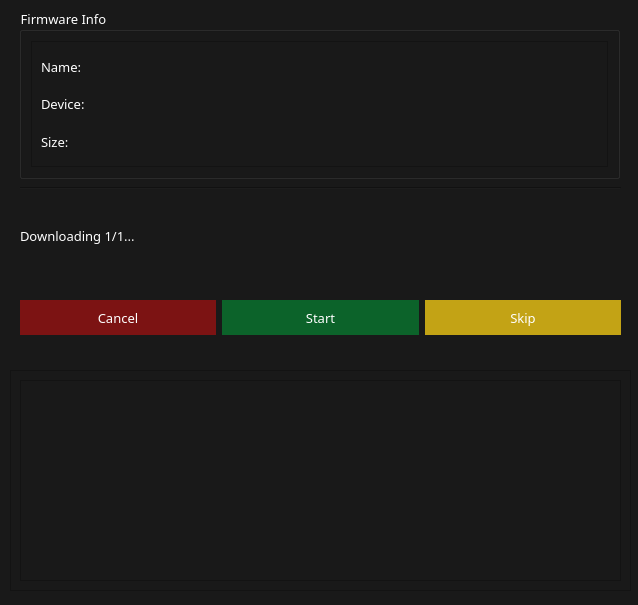
This is _dm.ui in i0nsec/iFirmware-Toolkit as Qt 5 draws it before an edit. The edited form follows.
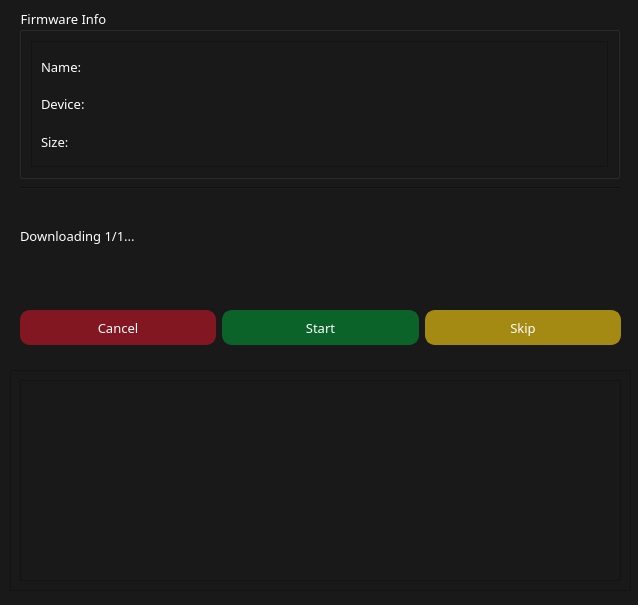
This is the edited form.

```diff
--- a/_dm.ui
+++ b/_dm.ui
@@ -288,7 +288,7 @@
       <x>20</x>
       <y>280</y>
       <width>601</width>
-      <height>61</height>
+      <height>81</height>
      </rect>
     </property>
     <layout class="QGridLayout" name="gridLayout">
@@ -310,6 +310,7 @@
         <font>
          <family>Segoe UI Semibold</family>
          <pointsize>10</pointsize>
+         <weight>50</weight>
          <bold>false</bold>
         </font>
        </property>
@@ -317,10 +318,12 @@
         <cursorShape>PointingHandCursor</cursorShape>
        </property>
        <property name="styleSheet">
-        <string notr="true">    QPushButton {
+        <string notr="true">QPushButton {
         background-color: #0C632A;
         border: none;
         color: #fff;
+ 		border: 2px solid #0C632A;
+    	border-radius: 10px;
     }
 
  QPushButton:hover {
@@ -335,6 +338,9 @@
        <property name="text">
         <string>Start</string>
        </property>
+       <property name="default">
+        <bool>true</bool>
+       </property>
       </widget>
      </item>
      <item row="0" column="0">
@@ -355,6 +361,7 @@
         <font>
          <family>Segoe UI Semibold</family>
          <pointsize>10</pointsize>
+         <weight>50</weight>
          <bold>false</bold>
         </font>
        </property>
@@ -362,14 +369,21 @@
         <cursorShape>PointingHandCursor</cursorShape>
        </property>
        <property name="styleSheet">
-        <string notr="true">    QPushButton {
-        background-color: #7c1313;
+        <string notr="true">QPushButton {
+        background-color: #831721;
         border: none;
         color: #fff;
+ 		border: 2px solid #831721;
+    	border-radius: 10px;
     }
 
  QPushButton:hover {
-	background-color: #6e1010;
+	background-color: #75141d;
+}
+
+QToolTip { 
+	color: #fff; background-color: #000; border: none; 
+
 }</string>
        </property>
        <property name="text">
@@ -397,6 +411,7 @@
           <font>
            <family>Segoe UI Semibold</family>
            <pointsize>10</pointsize>
+           <weight>50</weight>
            <bold>false</bold>
           </font>
          </property>
@@ -404,10 +419,13 @@
           <cursorShape>PointingHandCursor</cursorShape>
          </property>
          <property name="styleSheet">
-          <string notr="true">    QPushButton {
-        background-color: #c3a315;
+          <string notr="true">QPushButton {
+        background-color: #a48912;
         border: none;
         color: #fff;
+		padding: 7px;
+		border: 2px solid #a48912;
+    	border-radius: 10px;
     }
 
  QPushButton:hover {
@@ -417,7 +435,9 @@
 QToolTip { 
 	color: #fff; background-color: #000; border: none; 
 
-}</string>
+}
+
+</string>
          </property>
          <property name="text">
           <string>Skip</string>
```
Left out of the diff: 6 changed lines with no effect on the pictures.
